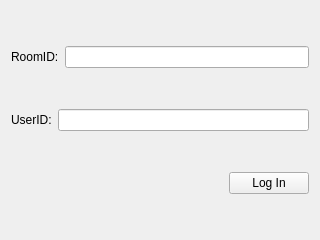
Shantom/CentralAirConditioner-AirServant, file AirServant/login.ui: the form before one commit.
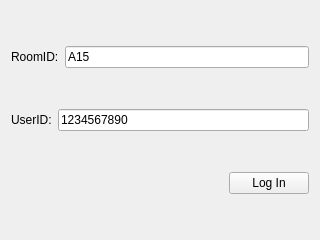
The form after the commit.

```diff
--- a/AirServant/login.ui
+++ b/AirServant/login.ui
@@ -24,7 +24,11 @@
       </widget>
      </item>
      <item>
-      <widget class="QLineEdit" name="lineEdit_room"/>
+      <widget class="QLineEdit" name="lineEdit_room">
+       <property name="text">
+        <string>A15</string>
+       </property>
+      </widget>
      </item>
     </layout>
    </item>
@@ -38,7 +42,11 @@
       </widget>
      </item>
      <item>
-      <widget class="QLineEdit" name="lineEdit_user"/>
+      <widget class="QLineEdit" name="lineEdit_user">
+       <property name="text">
+        <string>1234567890</string>
+       </property>
+      </widget>
      </item>
     </layout>
    </item>
```
